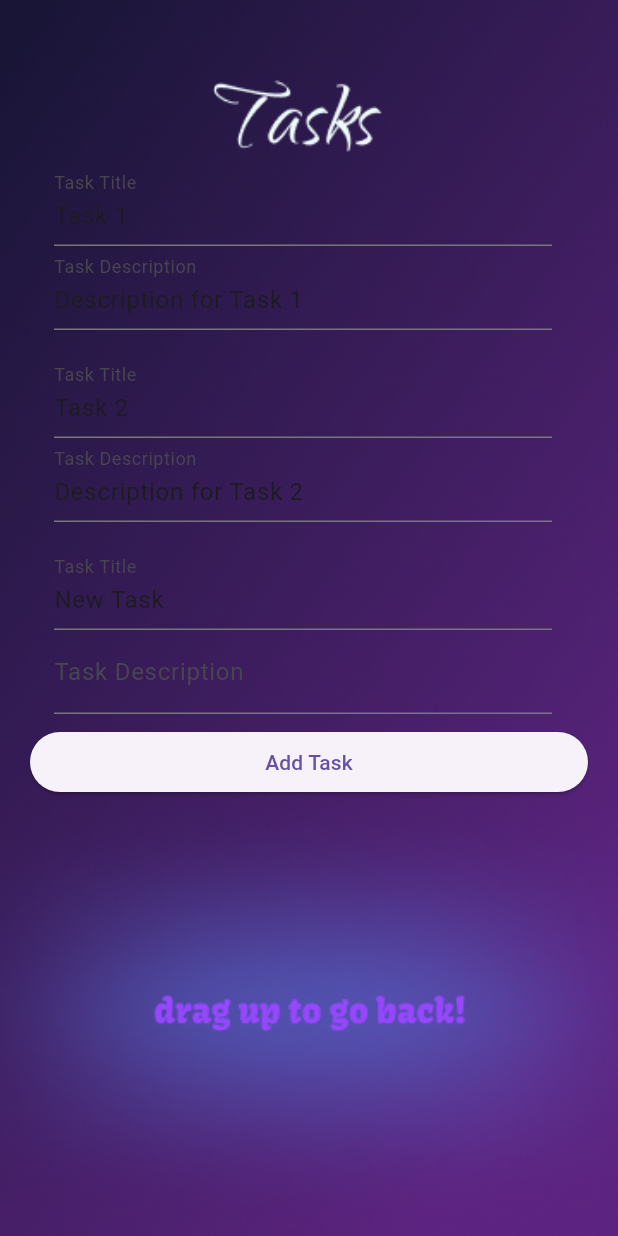
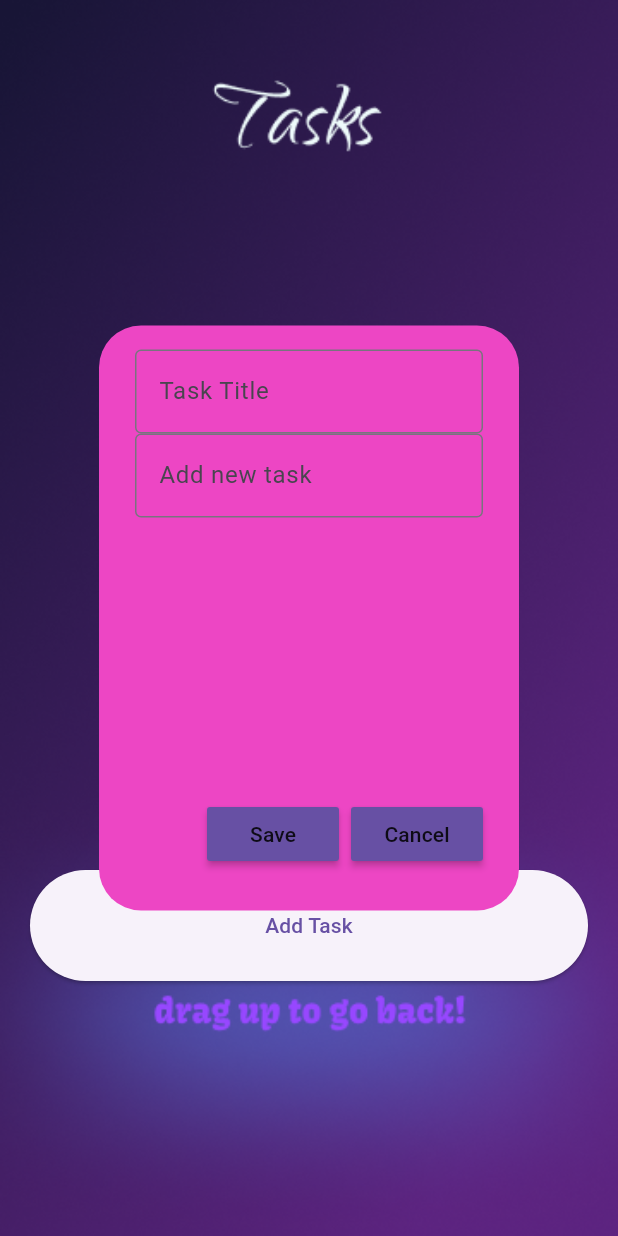
Before and after one commit to DSpaceT/aay_application, a Flutter app: the TasksPage screen opened by its route, after a tap on "Add Task", on a phone screen of 412 x 824 dp. Run offline on Flutter 3.47's test engine with Material 3 defaults, Android fonts, the phone set to English and light mode, and no system bars; our stand-ins replace cloud_firestore, device_info, firebase_core; accounts and stored records are empty.

Commit message:
tasks list better but not done , firebase storage of tasks done

```diff
--- a/lib/main.dart
+++ b/lib/main.dart
@@ -20,9 +20,9 @@ void main() async{
   );
   String deviceId = await DeviceUtils.getDeviceId();
 
-  bool doesExist = await DeviceUtils.doesDeviceIdExist(deviceId);
+  bool doesExist = await DeviceUtils.doesDeviceExist(deviceId);
   if (!doesExist) {
-    await DeviceUtils.addDeviceIdToFirestore(deviceId);
+    await DeviceUtils.addDeviceIfNotExists(deviceId);
     print('Device ID added to Firestore: $deviceId');
   }
   print('Device ID: $deviceId');
--- a/lib/taskspage.dart
+++ b/lib/taskspage.dart
@@ -1,20 +1,64 @@
 // tasks_page.dart
 
 import 'package:flutter/material.dart';
-import 'widgets/tasks_list.dart'; // Import the tasks.dart file
+import 'widgets/tasks_list.dart';
+import 'package:cloud_firestore/cloud_firestore.dart';
+import 'utils/device_id.dart';
+import 'widgets/overlay_function.dart';
 
-class TasksPage extends StatelessWidget {
+
+class TasksPage extends StatefulWidget {
   const TasksPage({Key? key}) : super(key: key);
 
   @override
+  _TasksPageState createState() => _TasksPageState();
+}
+
+class _TasksPageState extends State<TasksPage> {
+  late String userId; // User ID
+  bool isOverlayVisible = false;
+  final _controller = TextEditingController();
+  final _controller2 = TextEditingController();
+
+  late List<Task> tasks;
+
+  void showOverlay_here() {
+    setState(() {
+      isOverlayVisible = true;
+    });
+  }
+
+  void hideOverlay_here() {
+    setState(() {
+      isOverlayVisible = false;
+    });
+  }
+
+  @override
+  void initState() {
+    super.initState();
+  }
+
+  @override
   Widget build(BuildContext context) {
-    // Dummy tasks for demonstration purposes
-    List<Task> tasks = [
-      Task(title: 'Task 1', description: 'Description for Task 1'),
-      Task(title: 'Task 2', description: 'Description for Task 2'),
-      // Add more tasks as needed
-    ];
+    return FutureBuilder<void>(
+      future: _initializeData(),
+      builder: (context, snapshot) {
+        if (snapshot.connectionState == ConnectionState.done) {
+          return _buildContent();
+        } else {
+          return CircularProgressIndicator(); // Loading indicator
+        }
+      },
+    );
+  }
 
+  Future<void> _initializeData() async {
+    userId = await DeviceUtils.getDeviceId();
+    tasks = await _getAllTasksFromFirestore();
+  }
+
+  Widget _buildContent() {
     return Scaffold(
       body: GestureDetector(
         onVerticalDragUpdate: (DragUpdateDetails details) {
@@ -32,15 +76,39 @@ class TasksPage extends StatelessWidget {
                 ),
               ),
             ),
-            // Tasks List
             Positioned(
-              top: 100, // Adjust the position as needed
-              left: 20, // Adjust the position as needed
-              right: 20, // Adjust the position as needed
-              bottom: 20, // Adjust the position as needed
-              child: TasksList(tasks: tasks),
+              top: 100,
+              left: 20,
+              right: 20,
+              bottom: 200,
+              child: TasksList(
+                tasks: tasks,
+                infoCallback: () => showOverlay_here(),
+              ),
             ),
-            // Add other widgets as needed...
+            Positioned(
+              top: 580,
+              left: 20,
+              right: 20,
+              bottom: 170,
+              child: ElevatedButton(
+                  onPressed: () {
+                    // Open overlay when the "Add Task" button is pressed
+                   showOverlay_here();
+                  },
+                  child: const Text('Add Task'),
+                )
+            ),
+            Visibility(
+              visible: isOverlayVisible,
+              child: DialogBox(
+                controller: _controller,
+                controller2: _controller2,
+                onSave: () => _addTask(_controller.text, _controller2.text),
+                onCancel: hideOverlay_here,
+                onClose: hideOverlay_here,
+              ),
+            ),
           ],
         ),
       ),
@@ -50,4 +118,45 @@ class TasksPage extends StatelessWidget {
   void _navigateToBackPage(BuildContext context) {
     Navigator.of(context).pop();
   }
+
+  void _addTask(String newtitle, String newdescription) async {
+    await _addTaskToFirestore(newtitle, newdescription);
+    tasks = await _getAllTasksFromFirestore(); // Reload tasks after adding a new task
+    setState(() {});
+  }
+
+  Future<void> _addTaskToFirestore(String newtitle, String newdescription) async {
+    if (userId.isNotEmpty) {
+      await FirebaseFirestore.instance
+          .collection('users')
+          .doc(userId)
+          .collection('tasks')
+          .add({
+            'title': newtitle,
+            'description': newdescription,
+          });
+    }
+  }
+
+  Future<List<Task>> _getAllTasksFromFirestore() async {
+    List<Task> fetchedTasks = [];
+
+    if (userId.isNotEmpty) {
+      QuerySnapshot<Map<String, dynamic>> querySnapshot = await FirebaseFirestore.instance
+          .collection('users')
+          .doc(userId)
+          .collection('tasks')
+          .get();
+
+      fetchedTasks = querySnapshot.docs.map((doc) {
+        Map<String, dynamic> data = doc.data();
+        return Task(
+          title: data['title'] ?? '',
+          description: data['description'] ?? '',
+        );
+      }).toList();
+    }
+
+    return fetchedTasks;
+  }
 }
--- a/lib/utils/device_id.dart
+++ b/lib/utils/device_id.dart
@@ -13,20 +13,29 @@ class DeviceUtils{
 
     return deviceId;
   }
-  static Future<bool> doesDeviceIdExist(String deviceId) async {
+// device_id_utils.dart
+  // ... (other code)
+
+  static Future<bool> doesDeviceExist(String userId) async {
     QuerySnapshot<Map<String, dynamic>> querySnapshot = await FirebaseFirestore.instance
-        .collection('users') // Replace with your Firestore collection name
-        .where('id', isEqualTo: deviceId) // Replace with your field name
+        .collection('users')
+        .where('id', isEqualTo: userId)
         .get();
 
     return querySnapshot.docs.isNotEmpty;
   }
 
-  static Future<void> addDeviceIdToFirestore(String deviceId) async {
-    await FirebaseFirestore.instance
-        .collection('users') // Replace with your Firestore collection name
-        .add({
-      'id': deviceId, // Replace with your field name
-    });
+  static Future<void> addDeviceIfNotExists(String userId) async {
+    bool doesExist = await doesDeviceExist(userId);
+
+    if (!doesExist) {
+      await FirebaseFirestore.instance
+          .collection('users')
+          .doc(userId)
+          .set({
+        'id': userId,
+        // Add other user information as needed
+      });
+    }
   }
 }
--- a/lib/widgets/overlay_function.dart
+++ b/lib/widgets/overlay_function.dart
@@ -37,3 +37,114 @@ class InfoOverlay extends StatelessWidget {
     );
   }
 }
+
+
+
+class MyButton extends StatefulWidget {
+  final String text;
+  final VoidCallback onPressed;
+
+  MyButton({
+    Key? key,
+    required this.text,
+    required this.onPressed,
+  }) : super(key: key);
+
+  @override
+  _MyButtonState createState() => _MyButtonState();
+}
+
+class _MyButtonState extends State<MyButton> {
+  @override
+  Widget build(BuildContext context) {
+    return MaterialButton(
+      onPressed: widget.onPressed,
+      color: Theme.of(context).primaryColor,
+      child: Text(widget.text),
+    );
+  }
+}
+
+class DialogBox extends StatefulWidget {
+  final TextEditingController controller;
+  final TextEditingController controller2;
+  final VoidCallback onSave;
+  final VoidCallback onCancel;
+  final VoidCallback onClose;
+
+  DialogBox({
+    Key? key,
+    required this.controller,
+    required this.controller2,
+    required this.onSave,
+    required this.onCancel,
+    required this.onClose,
+  }) : super(key: key);
+
+  @override
+  _DialogBoxState createState() => _DialogBoxState();
+}
+
+class _DialogBoxState extends State<DialogBox> {
+  @override
+  Widget build(BuildContext context) {
+    return AlertDialog(
+      backgroundColor: Color.fromARGB(255, 237, 70, 196),
+      content: Container(
+        height: 350,
+        child: Column(
+          mainAxisAlignment: MainAxisAlignment.start,
+          children: [
+            // get user input
+            TextField(
+              controller: widget.controller,
+              decoration: const InputDecoration(
+                border: OutlineInputBorder(),
+                hintText: "Task Title",
+              ),
+            ),
+
+            Container(
+              height: 243,
+              child : TextField(
+                controller: widget.controller2,
+                maxLines: null,  // Allow unlimited lines
+                keyboardType: TextInputType.multiline,  // Enable multiline input
+                decoration: const InputDecoration(
+                  border: OutlineInputBorder(),
+                  hintText: "Add new task",
+                ),
+              ),
+            ),
+
+
+            // buttons -> save + cancel
+            Row(
+              mainAxisAlignment: MainAxisAlignment.end,
+              children: [
+                // save button
+                MyButton(
+                  text: "Save",
+                  onPressed:()=>{
+                    widget.onSave(),
+                  }),
+
+                const SizedBox(width: 8),
+
+                // cancel button
+                MyButton(
+                  text: "Cancel",
+                   onPressed: ()=>{
+                    widget.onCancel(),
+                    widget.controller.clear(),
+                    widget.controller2.clear(),
+                  },
+                ),
+              ],
+            ),
+          ],
+        ),
+      ),
+    );
+  }
+}
--- a/lib/widgets/tasks_list.dart
+++ b/lib/widgets/tasks_list.dart
@@ -1,6 +1,7 @@
 // tasks.dart
 
 import 'package:flutter/material.dart';
+
 
 class Task {
   String title;
@@ -11,8 +12,12 @@ class Task {
 
 class TasksList extends StatefulWidget {
   final List<Task> tasks;
+  final Function()? infoCallback;
 
-  TasksList({required this.tasks});
+  TasksList({
+    required this.tasks,
+    this.infoCallback,
+  });
 
   @override
   _TasksListState createState() => _TasksListState();
@@ -26,37 +31,31 @@ class _TasksListState extends State<TasksList> {
       itemBuilder: (context, index) {
         if (index < widget.tasks.length) {
           return ListTile(
-            title: TextField(
-              controller: TextEditingController(text: widget.tasks[index].title),
-              onChanged: (text) {
-                widget.tasks[index].title = text;
-              },
-              decoration: InputDecoration(
-                labelText: 'Task Title',
+            title: Text(
+              widget.tasks[index].title,
+              style: const TextStyle(
+                fontSize: 18,
+                fontWeight: FontWeight.bold,
               ),
             ),
-            subtitle: TextField(
-              controller: TextEditingController(text: widget.tasks[index].description),
-              onChanged: (text) {
-                widget.tasks[index].description = text;
-              },
-              decoration: InputDecoration(
-                labelText: 'Task Description',
-              ),
+            subtitle: Text(
+              widget.tasks[index].description,
+              style: const TextStyle(fontSize: 16),
             ),
           );
-        } else {
-          // "Add Task" button
-          return ElevatedButton(
-            onPressed: () {
-              setState(() {
-                // Add a new task to the list
-                widget.tasks.add(Task(title: 'New Task', description: ''));
-              });
-            },
-            child: Text('Add Task'),
-          );
         }
+        // else {
+        //   // "Add Task" button
+        //   return ElevatedButton(
+        //     onPressed: () {
+        //       // Open overlay when the "Add Task" button is pressed
+        //       if (widget.infoCallback != null) {
+        //         widget.infoCallback!();
+        //       }
+        //     },
+        //     child: const Text('Add Task'),
+        //   );
+        // }
       },
     );
   }
--- a/pubspec.yaml
+++ b/pubspec.yaml
@@ -38,4 +38,5 @@ flutter:
     - assets/overlays/Study_info_overlay.png
     - assets/overlays/Places_info_overlay.png
     - assets/overlays/Music_info_overlay.png
+    - assets/overlays/Empty_overlay.png
   uses-material-design: true
```
Also changed, not shown: assets/overlays/Empty_overlay.png (added).
